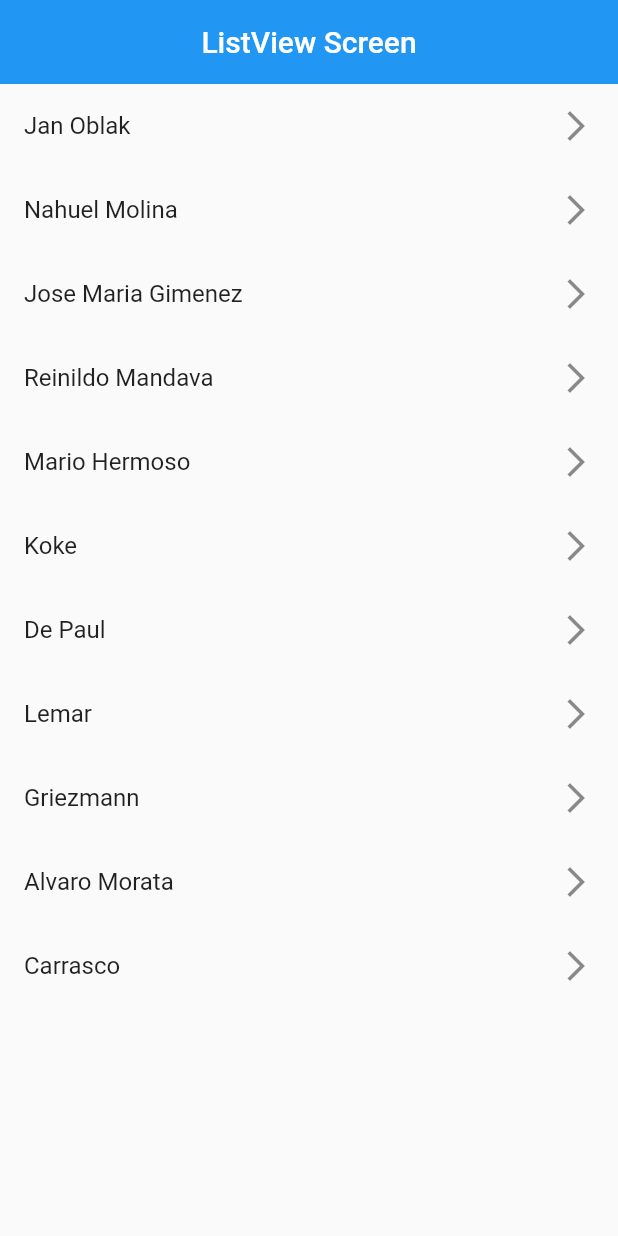
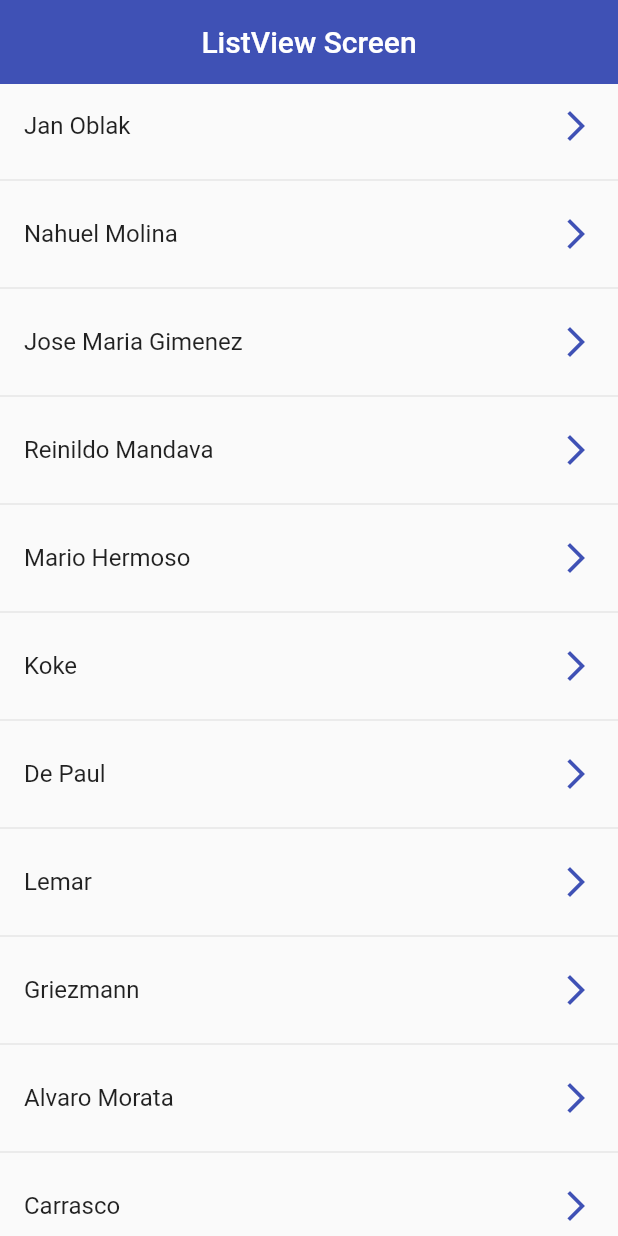
Before and after one commit to JuanjoCR98/cursoFlutter, a Flutter app: the screen it shows after launch, on a phone screen of 412 x 824 dp. Run offline on Flutter 3.47's test engine with Material 2 defaults, Android fonts, the phone set to English and light mode, and no system bars.

```diff
--- a/lib/componentes/listview/listviewbuilder_screen.dart
+++ b/lib/componentes/listview/listviewbuilder_screen.dart
@@ -13,8 +13,9 @@ class ListViewBuilderScreen extends StatelessWidget {
         centerTitle: true,
         title: const Text("ListView Screen"),
         elevation: 0,
+        backgroundColor: Colors.indigo,
       ),
-      body: bodyListViewBuilder(),
+      body: bodyListViewSeparated(),
     );
   }
 
@@ -24,7 +25,10 @@ class ListViewBuilderScreen extends StatelessWidget {
         itemCount: options.length,
         itemBuilder: (context, index) => ListTile(
           title: Text(options[index]),
-          trailing: const Icon(Icons.arrow_forward_ios_outlined),
+          trailing: const Icon(Icons.arrow_forward_ios_outlined, color: Colors.indigo),
+          onTap: () {
+            print(options[index]);
+          },
         )
     );
   }
@@ -34,7 +38,10 @@ class ListViewBuilderScreen extends StatelessWidget {
       itemCount: options.length,
       itemBuilder: (context, index) => ListTile(
         title: Text(options[index]),
-        trailing: const Icon(Icons.arrow_forward_ios_outlined),
+        trailing: const Icon(Icons.arrow_forward_ios_outlined, color: Colors.indigo),
+        onTap: () {
+          print(options[index]);
+        },
       ),
       separatorBuilder: (context, index) => const Divider(),
     );
```
